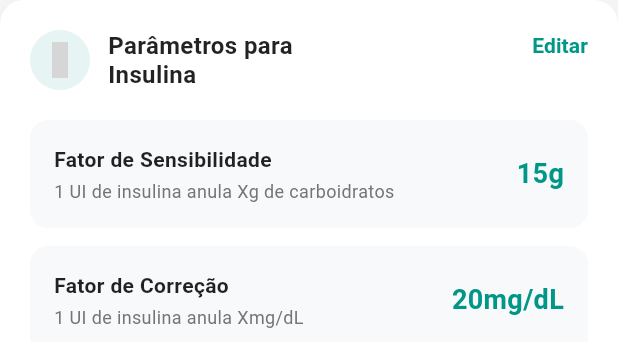
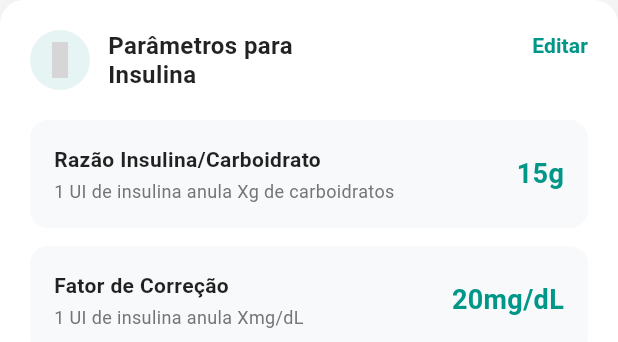
Before and after one commit to gustavobeitum/Doce-Equilibrio, a Flutter app: the ParametersCard widget shown alone on an empty page, opened directly with empty values, on a phone screen of 412 x 824 dp. Shown: the top 342 px of the screen. Run offline on Flutter 3.47's test engine with Material 3 defaults, Android fonts, the phone set to English and light mode, and no system bars; our stand-ins replace audioplayers, fl_chart, flutter_local_notifications, flutter_secure_storage, flutter_timezone, get_it and 4 more; missing offline and left inert: phosphoricons_flutter; accounts and stored records are empty; statements that could not run were skipped; grey boxes are pictures that could not be loaded.

Commit message:
fix: atualizar título do bloco de informações de sensibilidade para 'Razão Insulina/Carboidrato'

```diff
--- a/lib/features/settings/widgets/parameters_card.dart
+++ b/lib/features/settings/widgets/parameters_card.dart
@@ -89,7 +89,7 @@ class ParametersCard extends StatelessWidget {
           const SizedBox(height: 20),
 
           _buildInfoBlock(
-            title: 'Fator de Sensibilidade',
+            title: 'Razão Insulina/Carboidrato',
             subtitle: '1 UI de insulina anula Xg de carboidratos',
             value: '${_formatNumber(user.sensitivityFactor)}g',
           ),
```
